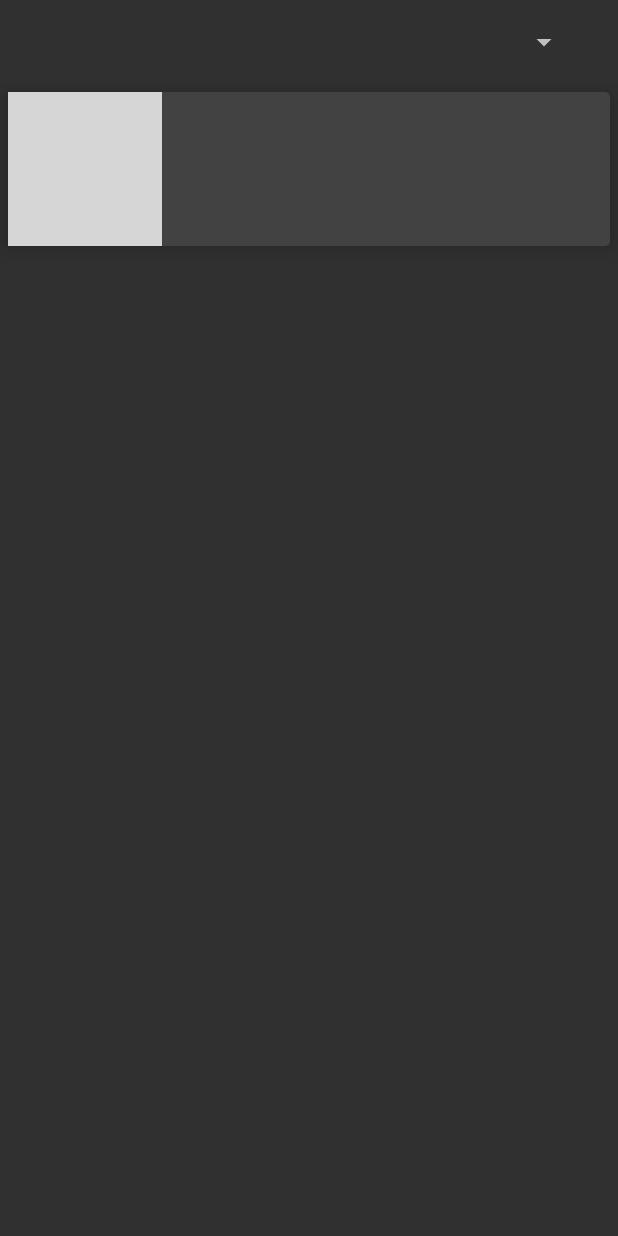
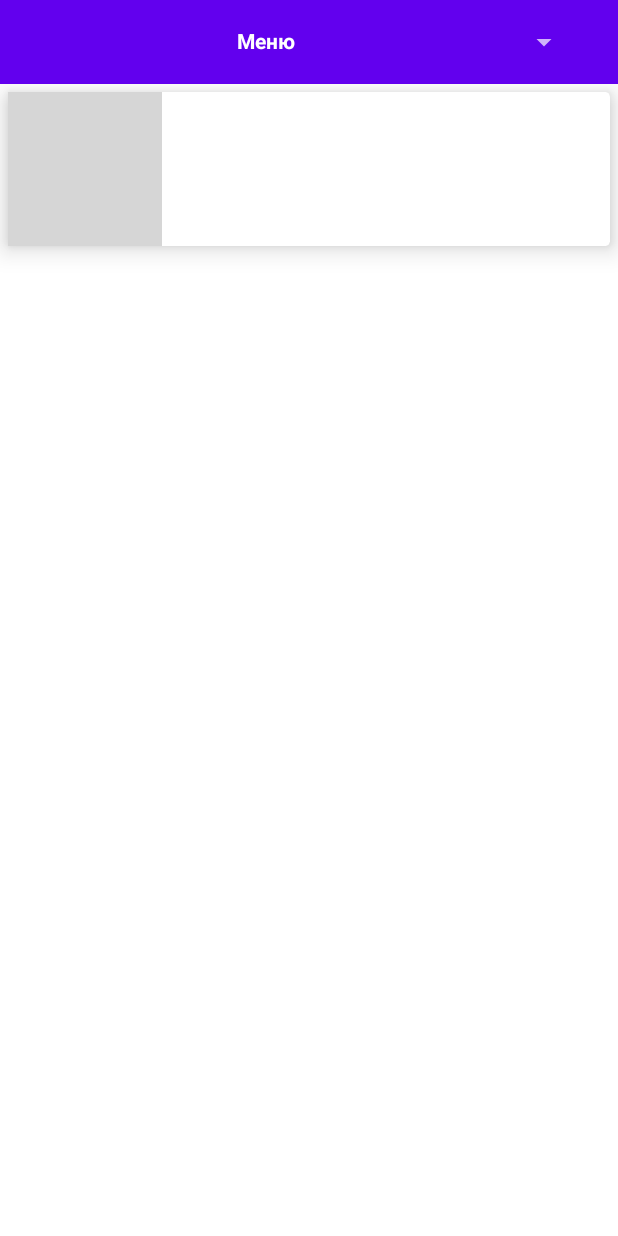
Before and after one commit to ytken/LibraryApp, an Android app: the screen it shows after launch (MainActivity), on a phone screen of 412 x 824 dp. Run offline under Robolectric (Android 15) with nearby library versions, the light colour scheme and no system bars; grey boxes are pictures that could not be loaded.

```diff
--- a/app/src/main/java/ru/ytken/libraryapp/MainActivity.java
+++ b/app/src/main/java/ru/ytken/libraryapp/MainActivity.java
@@ -1,12 +1,20 @@
 package ru.ytken.libraryapp;
 
+import androidx.appcompat.app.ActionBarDrawerToggle;
 import androidx.appcompat.app.AppCompatActivity;
+import androidx.drawerlayout.widget.DrawerLayout;
 import androidx.recyclerview.widget.GridLayoutManager;
 import androidx.recyclerview.widget.LinearLayoutManager;
 import androidx.recyclerview.widget.RecyclerView;
 
 import android.os.Bundle;
+import android.widget.ArrayAdapter;
+import android.widget.Spinner;
+import android.widget.TextView;
+
 import androidx.appcompat.widget.Toolbar;
+
+import com.google.android.material.navigation.NavigationView;
 
 import ru.ytken.libraryapp.recycler.RecAdapter;
 
@@ -14,13 +22,26 @@ public class MainActivity extends AppCompatActivity {
 
     private RecyclerView recycler;
     Toolbar toolbar;
+    Spinner spinner;
+    TextView toolbarTitle;
 
     @Override
     protected void onCreate(Bundle savedInstanceState) {
         super.onCreate(savedInstanceState);
         setContentView(R.layout.activity_main);
+
         toolbar = findViewById(R.id.toolbar);
+        toolbar.setTitle("");
         setSupportActionBar(toolbar);
+        toolbarTitle = findViewById(R.id.toolbarTitle);
+
+        spinner = findViewById(R.id.spinner);
+        ArrayAdapter<String> spinAdapter = new ArrayAdapter<>(this,
+                R.layout.spinner_item,
+                getResources().getStringArray(R.array.options));
+        spinAdapter.setDropDownViewResource(R.layout.spinner_dropdown);
+        spinner.setAdapter(spinAdapter);
+        spinner.setSelection(spinAdapter.getPosition(getResources().getStringArray(R.array.options)[0]));
 
         recycler = findViewById(R.id.recycler_main);
         LinearLayoutManager layoutManager
--- a/app/src/main/res/layout/activity_main.xml
+++ b/app/src/main/res/layout/activity_main.xml
@@ -1,7 +1,12 @@
-<?xml version="1.0" encoding="utf-8"?>
-<LinearLayout xmlns:android="http://schemas.android.com/apk/res/android"
+<androidx.drawerlayout.widget.DrawerLayout xmlns:android="http://schemas.android.com/apk/res/android"
+    xmlns:tools="http://schemas.android.com/tools"
     xmlns:app="http://schemas.android.com/apk/res-auto"
-    xmlns:tools="http://schemas.android.com/tools"
+    android:id="@+id/drawer_layout"
+    android:layout_width="match_parent"
+    android:layout_height="match_parent"
+    tools:context=".MainActivity">
+
+    <LinearLayout
         android:layout_width="match_parent"
         android:layout_height="match_parent"
         android:orientation="vertical">
@@ -17,3 +22,5 @@
             android:layout_height="match_parent"/>
 
     </LinearLayout>
+
+</androidx.drawerlayout.widget.DrawerLayout>
--- a/app/src/main/res/layout/main_toolbar.xml
+++ b/app/src/main/res/layout/main_toolbar.xml
@@ -1,5 +1,6 @@
 <?xml version="1.0" encoding="utf-8"?>
 <LinearLayout xmlns:android="http://schemas.android.com/apk/res/android"
+    xmlns:app="http://schemas.android.com/apk/res-auto"
     android:orientation="vertical"
     android:layout_width="match_parent"
     android:layout_height="match_parent">
@@ -7,6 +8,7 @@
     <com.google.android.material.appbar.MaterialToolbar
         android:layout_width="match_parent"
         android:layout_height="?attr/actionBarSize"
+        android:background="@color/purple_500"
         android:theme="@style/ThemeOverlay.AppCompat.Dark"
         android:id="@+id/toolbar">
 
@@ -20,6 +22,16 @@
             android:dropDownVerticalOffset="?attr/dropdownListPreferredItemHeight"
             android:dropDownWidth="match_parent" />
 
+        <TextView
+            android:id="@+id/toolbarTitle"
+            android:layout_width="match_parent"
+            android:layout_height="wrap_content"
+            android:layout_marginEnd="65dp"
+            android:layout_marginStart="10dp"
+            android:theme="@style/SpinnerItemStyle"
+            android:textColor="@color/white"
+            android:textAlignment="center"/>
+
     </com.google.android.material.appbar.MaterialToolbar>
 
 </LinearLayout>
--- /dev/null
+++ b/app/src/main/res/layout/spinner_dropdown.xml
@@ -0,0 +1,11 @@
+<?xml version="1.0" encoding="utf-8"?>
+<TextView xmlns:android="http://schemas.android.com/apk/res/android"
+    android:layout_width="match_parent"
+    android:layout_height="?attr/dropdownListPreferredItemHeight"
+    android:background="@color/purple_500"
+    android:textColor="@color/white"
+    android:textAppearance="@style/SpinnerItemStyle"
+    android:textAlignment="center"
+    style="?attr/spinnerDropDownItemStyle"
+    android:singleLine="true"
+    android:ellipsize="marquee"/>
--- /dev/null
+++ b/app/src/main/res/layout/spinner_item.xml
@@ -0,0 +1,14 @@
+<?xml version="1.0" encoding="utf-8"?>
+<TextView
+        xmlns:android="http://schemas.android.com/apk/res/android"
+        xmlns:app="http://schemas.android.com/apk/res-auto"
+        android:layout_width="match_parent"
+        android:layout_height="match_parent"
+        android:textAlignment="center"
+        android:textAppearance="@style/SpinnerItemStyle"
+        android:textColor="@color/white"
+        app:layout_constraintBottom_toBottomOf="parent"
+        app:layout_constraintEnd_toEndOf="parent"
+        app:layout_constraintStart_toStartOf="parent"
+        app:layout_constraintTop_toTopOf="parent">
+</TextView>
--- a/app/src/main/res/values/strings.xml
+++ b/app/src/main/res/values/strings.xml
@@ -1,3 +1,11 @@
 <resources>
     <string name="app_name">Library</string>
+    <string-array name="options">
+        <item>Меню</item>
+        <item>Истории</item>
+        <item>Подписка</item>
+        <item>Настройки</item>
+    </string-array>
+    <string name="open" translatable="false">Open</string>
+    <string name="close" translatable="false">Close</string>
 </resources>
--- a/app/src/main/res/values/themes.xml
+++ b/app/src/main/res/values/themes.xml
@@ -1,7 +1,7 @@
 <resources xmlns:tools="http://schemas.android.com/tools">
     <!-- Base application theme. -->
-    <style name="Theme.LibraryApp" parent="Theme.AppCompat.NoActionBar">
-        <!-- TODO: changeTheme - toolbar -->
+    <style name="Theme.LibraryApp" parent="Theme.MaterialComponents.DayNight.NoActionBar">
+        <!-- TODO: change colors -->
         <!-- Primary brand color. -->
         <item name="colorPrimary">@color/purple_500</item>
         <item name="colorPrimaryVariant">@color/purple_700</item>
@@ -19,4 +19,10 @@
         <item name="android:windowBackground">@drawable/loading</item>
     </style>
 
+    <style name="SpinnerItemStyle" parent="Theme.MaterialComponents.DayNight.NoActionBar">
+        <item name="android:fontFamily">@font/merienda</item>
+        <item name="android:textStyle">bold</item>
+        <item name="android:textSize">14sp</item>
+    </style>
+
 </resources>
```
Also changed, not shown: app/src/main/res/font/merienda.ttf (added), app/src/main/res/mipmap-hdpi/ic_launcher_round.png (deleted), app/src/main/res/mipmap-mdpi/ic_launcher_round.png (deleted), app/src/main/res/mipmap-xhdpi/ic_launcher_round.png (deleted), app/src/main/res/mipmap-xxhdpi/ic_launcher_round.png (deleted), app/src/main/res/mipmap-xxxhdpi/ic_launcher_round.png (deleted), 1 other file. Lines whose indentation alone changed are shown as unchanged.
